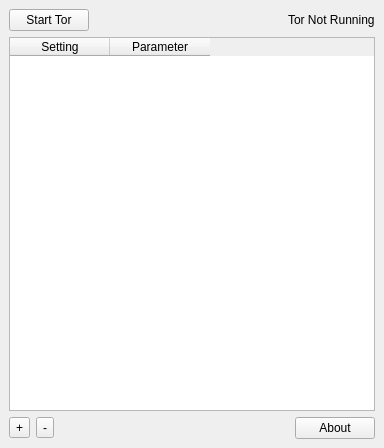
Qt form OnionLauncher/ui_files/main.ui (neelchauhan/OnionLauncher) before a commit.
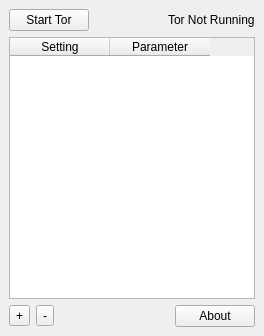
The same form after that commit.

Commit message: Reduce default window size

Diff of the .ui file:
```diff
--- a/OnionLauncher/ui_files/main.ui
+++ b/OnionLauncher/ui_files/main.ui
@@ -6,8 +6,8 @@
    <rect>
     <x>0</x>
     <y>0</y>
-    <width>384</width>
-    <height>448</height>
+    <width>264</width>
+    <height>336</height>
    </rect>
   </property>
   <property name="windowTitle">
```
